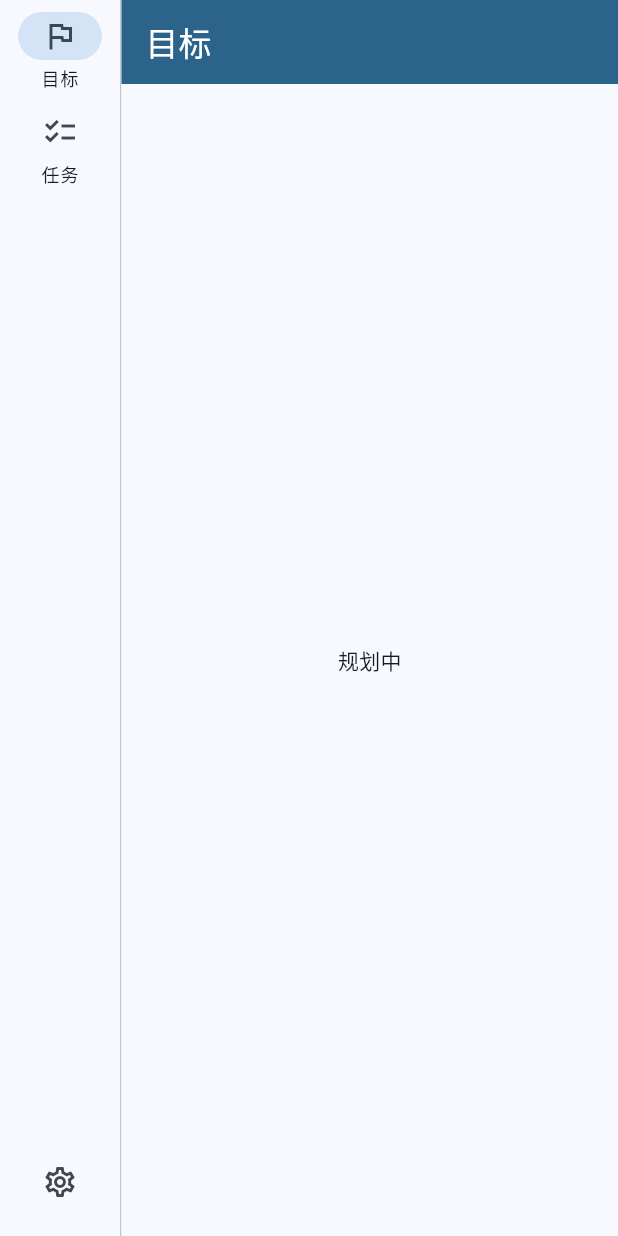
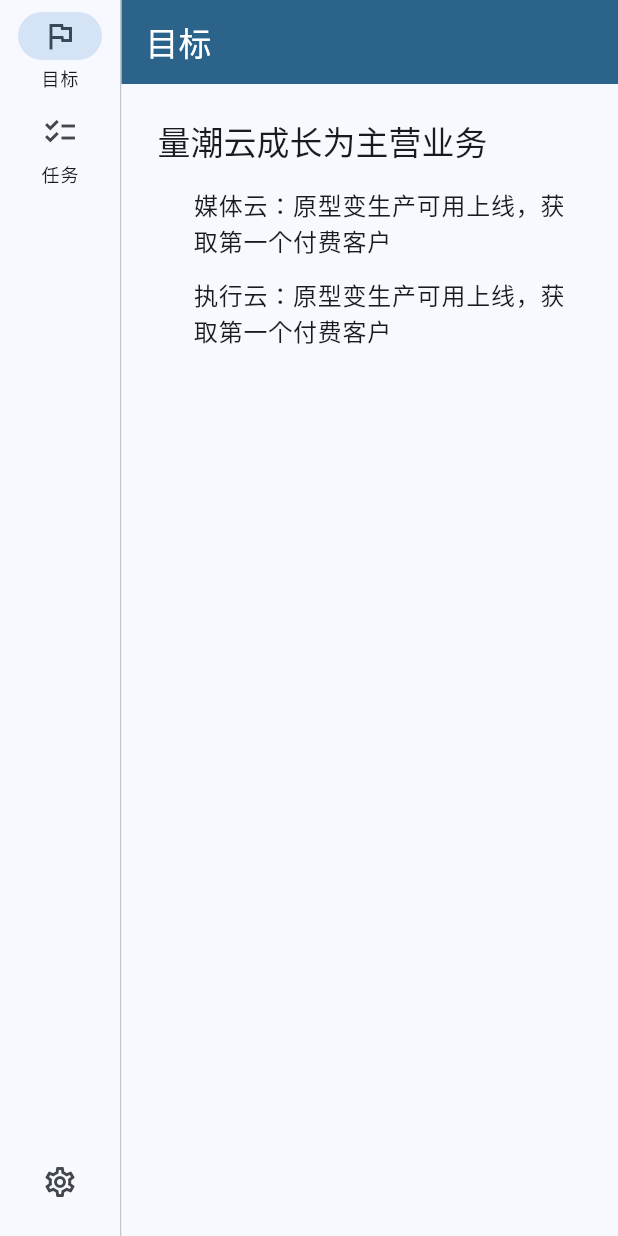
Before and after one commit to quanttide/qtcloud-execute, a Flutter app: the screen it shows after launch, after a tap on "目标", on a phone screen of 412 x 824 dp. Run offline on Flutter 3.47's test engine with Material 3 defaults, Android fonts, the phone set to English and light mode, and no system bars; our stand-ins replace flutter_bloc, go_router; network calls fail.

Commit message:
feat(studio): 目标页——长期目标居顶，分解的短期目标（关键结果）缩进其下

```diff
--- /dev/null
+++ b/src/studio/lib/screens/goal_page.dart
@@ -0,0 +1,61 @@
+import 'package:flutter/material.dart';
+
+/// 目标页：长期目标居顶，分解出的短期目标（关键结果）缩进其下。
+///
+/// v0.1.x 内置内容（与 profile qtcloud「目标」一致）；服务端目标 API
+/// 落地后改由仓储注入。进度由挂载任务的真实状态计算，不在本页写死。
+class GoalPage extends StatelessWidget {
+  const GoalPage({super.key});
+
+  /// 长期目标
+  static const String longTermGoal = '量潮云成长为主营业务';
+
+  /// 短期目标（长期目标的关键结果）
+  static const List<String> shortTermGoals = [
+    '媒体云：原型变生产可用上线，获取第一个付费客户',
+    '执行云：原型变生产可用上线，获取第一个付费客户',
+  ];
+
+  @override
+  Widget build(BuildContext context) {
+    final theme = Theme.of(context);
+    return Scaffold(
+      appBar: AppBar(
+        title: const Text('目标'),
+        actions: [
+          TextButton.icon(
+            onPressed: () {
+              ScaffoldMessenger.of(context).showSnackBar(
+                const SnackBar(content: Text('新建目标：功能开发中')),
+              );
+            },
+            icon: const Icon(Icons.add),
+            label: const Text('新目标'),
+          ),
+        ],
+      ),
+      body: Padding(
+        padding: const EdgeInsets.all(24),
+        child: Column(
+          crossAxisAlignment: CrossAxisAlignment.start,
+          children: [
+            Text(
+              longTermGoal,
+              key: const ValueKey('long-term-goal'),
+              style: theme.textTheme.titleLarge,
+            ),
+            const SizedBox(height: 16),
+            for (final goal in shortTermGoals)
+              Padding(
+                padding: const EdgeInsets.only(left: 24, bottom: 12),
+                child: Text(
+                  goal,
+                  style: theme.textTheme.bodyLarge,
+                ),
+              ),
+          ],
+        ),
+      ),
+    );
+  }
+}
--- a/src/studio/lib/screens/studio_shell.dart
+++ b/src/studio/lib/screens/studio_shell.dart
@@ -1,8 +1,9 @@
 import 'package:flutter/material.dart';
 
+import 'goal_page.dart';
 import 'task_list_screen.dart';
 
-/// 侧边导航壳：目标（规划中）/ 任务（看板首页）/ 设置（底部图标）。
+/// 侧边导航壳：目标页 / 任务（看板首页）/ 设置（底部图标）。
 ///
 /// 惯例对齐 qtcloud-media-studio 的 StudioShell：NavigationRail 两分区 +
 /// trailing 设置入口，IndexedStack 保活各分区。
@@ -69,7 +70,7 @@ class _StudioShellState extends State<StudioShell> {
             child: IndexedStack(
               index: _settings ? 2 : _index,
               children: const [
-                _PlaceholderPage(title: '目标'),
+                GoalPage(),
                 TaskListScreen(),
                 _PlaceholderPage(title: '设置'),
               ],
@@ -81,7 +82,7 @@ class _StudioShellState extends State<StudioShell> {
   }
 }
 
-/// 预留分区页：目标、设置尚未开发（惯例同 qtcloud-media-studio 的 PlaceholderPage）。
+/// 预留分区页：设置尚未开发（惯例同 qtcloud-media-studio 的 PlaceholderPage）。
 class _PlaceholderPage extends StatelessWidget {
   const _PlaceholderPage({required this.title});
 
```
Also changed, not shown: 2 other files.
